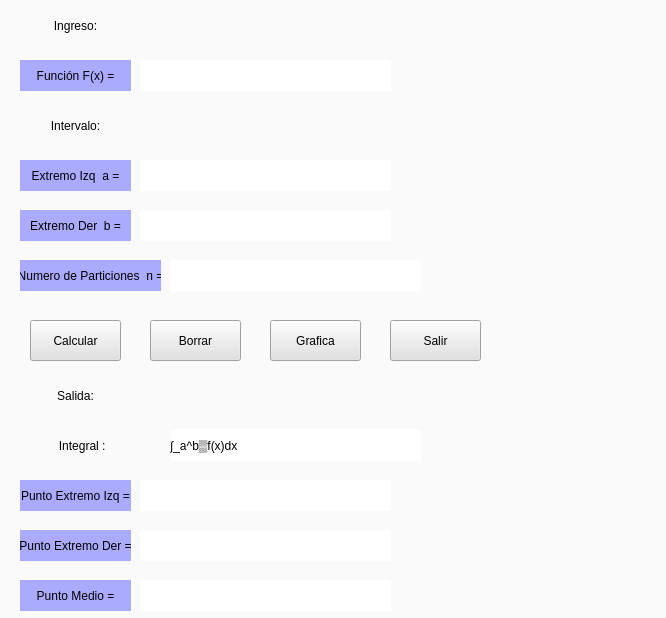
The window that interfazcalculadoras/arhivosUi/integracionporRectangulos.ui (cloumaxx/metodos_numericos) describes before a commit, drawn with Qt 5.
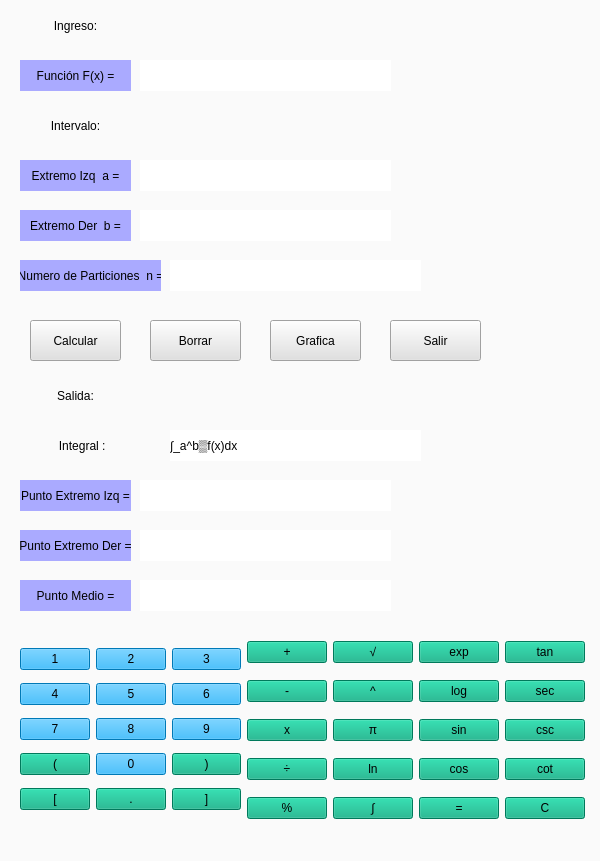
The same window after the commit.

What changed in the file:
```diff
--- a/interfazcalculadoras/arhivosUi/integracionporRectangulos.ui
+++ b/interfazcalculadoras/arhivosUi/integracionporRectangulos.ui
@@ -6,8 +6,8 @@
    <rect>
     <x>0</x>
     <y>0</y>
-    <width>666</width>
-    <height>618</height>
+    <width>600</width>
+    <height>861</height>
    </rect>
   </property>
   <property name="windowTitle">
@@ -644,6 +644,509 @@
     <string>∫_a^b▒f(x)dx</string>
    </property>
   </widget>
+  <widget class="QWidget" name="layoutWidget">
+   <property name="geometry">
+    <rect>
+     <x>20</x>
+     <y>630</y>
+     <width>565</width>
+     <height>203</height>
+    </rect>
+   </property>
+   <layout class="QGridLayout" name="gridLayout_3">
+    <item row="0" column="0" rowspan="5">
+     <layout class="QGridLayout" name="gridLayout_4">
+      <item row="0" column="0">
+       <widget class="QPushButton" name="botonUno_2">
+        <property name="styleSheet">
+         <string notr="true">background-color: rgb(0, 170, 255);
+font: 87 14pt &quot;Arial Black&quot;;</string>
+        </property>
+        <property name="text">
+         <string>1</string>
+        </property>
+        <property name="shortcut">
+         <string>1</string>
+        </property>
+       </widget>
+      </item>
+      <item row="0" column="1">
+       <widget class="QPushButton" name="botonDos_2">
+        <property name="styleSheet">
+         <string notr="true">background-color: rgb(0, 170, 255);
+font: 87 14pt &quot;Arial Black&quot;;</string>
+        </property>
+        <property name="text">
+         <string>2</string>
+        </property>
+        <property name="shortcut">
+         <string>2</string>
+        </property>
+       </widget>
+      </item>
+      <item row="0" column="2">
+       <widget class="QPushButton" name="botonTres_2">
+        <property name="styleSheet">
+         <string notr="true">background-color: rgb(0, 170, 255);
+font: 87 14pt &quot;Arial Black&quot;;</string>
+        </property>
+        <property name="text">
+         <string>3</string>
+        </property>
+        <property name="shortcut">
+         <string>3</string>
+        </property>
+       </widget>
+      </item>
+      <item row="1" column="0">
+       <widget class="QPushButton" name="botonCuatro_2">
+        <property name="styleSheet">
+         <string notr="true">background-color: rgb(0, 170, 255);
+font: 87 14pt &quot;Arial Black&quot;;</string>
+        </property>
+        <property name="text">
+         <string>4</string>
+        </property>
+        <property name="shortcut">
+         <string>4</string>
+        </property>
+       </widget>
+      </item>
+      <item row="1" column="1">
+       <widget class="QPushButton" name="botonCinco_2">
+        <property name="styleSheet">
+         <string notr="true">background-color: rgb(0, 170, 255);
+font: 87 14pt &quot;Arial Black&quot;;</string>
+        </property>
+        <property name="text">
+         <string>5</string>
+        </property>
+        <property name="shortcut">
+         <string>5</string>
+        </property>
+       </widget>
+      </item>
+      <item row="1" column="2">
+       <widget class="QPushButton" name="botonSeis_2">
+        <property name="styleSheet">
+         <string notr="true">background-color: rgb(0, 170, 255);
+font: 87 14pt &quot;Arial Black&quot;;</string>
+        </property>
+        <property name="text">
+         <string>6</string>
+        </property>
+        <property name="shortcut">
+         <string>6</string>
+        </property>
+       </widget>
+      </item>
+      <item row="2" column="0">
+       <widget class="QPushButton" name="botonSiete_2">
+        <property name="styleSheet">
+         <string notr="true">background-color: rgb(0, 170, 255);
+font: 87 14pt &quot;Arial Black&quot;;</string>
+        </property>
+        <property name="text">
+         <string>7</string>
+        </property>
+        <property name="shortcut">
+         <string>7</string>
+        </property>
+       </widget>
+      </item>
+      <item row="2" column="1">
+       <widget class="QPushButton" name="botonOcho_2">
+        <property name="styleSheet">
+         <string notr="true">background-color: rgb(0, 170, 255);
+font: 87 14pt &quot;Arial Black&quot;;</string>
+        </property>
+        <property name="text">
+         <string>8</string>
+        </property>
+        <property name="shortcut">
+         <string>8</string>
+        </property>
+       </widget>
+      </item>
+      <item row="2" column="2">
+       <widget class="QPushButton" name="botonNueve_2">
+        <property name="styleSheet">
+         <string notr="true">background-color: rgb(0, 170, 255);
+font: 87 14pt &quot;Arial Black&quot;;</string>
+        </property>
+        <property name="text">
+         <string>9</string>
+        </property>
+        <property name="shortcut">
+         <string>9</string>
+        </property>
+       </widget>
+      </item>
+      <item row="3" column="0">
+       <widget class="QPushButton" name="botonCabierto_4">
+        <property name="styleSheet">
+         <string notr="true">font: 87 14pt &quot;Arial Black&quot;;
+background-color: rgb(0, 170, 127);</string>
+        </property>
+        <property name="text">
+         <string>(</string>
+        </property>
+        <property name="shortcut">
+         <string>(</string>
+        </property>
+       </widget>
+      </item>
+      <item row="3" column="1">
+       <widget class="QPushButton" name="botonCero_2">
+        <property name="styleSheet">
+         <string notr="true">background-color: rgb(0, 170, 255);
+font: 87 14pt &quot;Arial Black&quot;;</string>
+        </property>
+        <property name="text">
+         <string>0</string>
+        </property>
+        <property name="shortcut">
+         <string>0</string>
+        </property>
+       </widget>
+      </item>
+      <item row="3" column="2">
+       <widget class="QPushButton" name="botonCerrado_2">
+        <property name="styleSheet">
+         <string notr="true">background-color: rgb(0, 170, 127);
+font: 87 14pt &quot;Arial Black&quot;;</string>
+        </property>
+        <property name="text">
+         <string>)</string>
+        </property>
+        <property name="shortcut">
+         <string>)</string>
+        </property>
+       </widget>
+      </item>
+      <item row="4" column="0">
+       <widget class="QPushButton" name="botonCabierto_5">
+        <property name="styleSheet">
+         <string notr="true">font: 87 14pt &quot;Arial Black&quot;;
+background-color: rgb(0, 170, 127);</string>
+        </property>
+        <property name="text">
+         <string>[</string>
+        </property>
+        <property name="shortcut">
+         <string>(</string>
+        </property>
+       </widget>
+      </item>
+      <item row="4" column="1">
+       <widget class="QPushButton" name="botonPunto_2">
+        <property name="styleSheet">
+         <string notr="true">background-color: rgb(0, 170, 127);
+font: 87 14pt &quot;Arial Black&quot;;</string>
+        </property>
+        <property name="text">
+         <string>.</string>
+        </property>
+        <property name="shortcut">
+         <string>.</string>
+        </property>
+       </widget>
+      </item>
+      <item row="4" column="2">
+       <widget class="QPushButton" name="botonCabierto_6">
+        <property name="styleSheet">
+         <string notr="true">font: 87 14pt &quot;Arial Black&quot;;
+background-color: rgb(0, 170, 127);</string>
+        </property>
+        <property name="text">
+         <string>]</string>
+        </property>
+        <property name="shortcut">
+         <string>(</string>
+        </property>
+       </widget>
+      </item>
+     </layout>
+    </item>
+    <item row="0" column="1">
+     <widget class="QPushButton" name="botonMas_15">
+      <property name="styleSheet">
+       <string notr="true">font: 87 14pt &quot;Arial Black&quot;;
+background-color: rgb(0, 170, 127);</string>
+      </property>
+      <property name="text">
+       <string>+</string>
+      </property>
+      <property name="shortcut">
+       <string>+</string>
+      </property>
+     </widget>
+    </item>
+    <item row="0" column="2">
+     <widget class="QPushButton" name="botonMas_16">
+      <property name="styleSheet">
+       <string notr="true">font: 75 14pt &quot;Arial&quot;;
+background-color: rgb(0, 170, 127);</string>
+      </property>
+      <property name="text">
+       <string>√</string>
+      </property>
+      <property name="shortcut">
+       <string>+</string>
+      </property>
+     </widget>
+    </item>
+    <item row="0" column="3">
+     <widget class="QPushButton" name="botonMas_17">
+      <property name="styleSheet">
+       <string notr="true">font: 12pt &quot;Arial&quot;;
+background-color: rgb(0, 170, 127);</string>
+      </property>
+      <property name="text">
+       <string>exp</string>
+      </property>
+      <property name="shortcut">
+       <string>+</string>
+      </property>
+     </widget>
+    </item>
+    <item row="0" column="4">
+     <widget class="QPushButton" name="botonMas_18">
+      <property name="styleSheet">
+       <string notr="true">font: 12pt &quot;Arial&quot;;
+background-color: rgb(0, 170, 127);</string>
+      </property>
+      <property name="text">
+       <string>tan</string>
+      </property>
+      <property name="shortcut">
+       <string>+</string>
+      </property>
+     </widget>
+    </item>
+    <item row="1" column="1">
+     <widget class="QPushButton" name="botonMenos_2">
+      <property name="styleSheet">
+       <string notr="true">font: 87 14pt &quot;Arial Black&quot;;
+background-color: rgb(0, 170, 127);</string>
+      </property>
+      <property name="text">
+       <string>-</string>
+      </property>
+      <property name="shortcut">
+       <string>-</string>
+      </property>
+     </widget>
+    </item>
+    <item row="1" column="2">
+     <widget class="QPushButton" name="botonMas_19">
+      <property name="styleSheet">
+       <string notr="true">font: 87 14pt &quot;Arial Black&quot;;
+background-color: rgb(0, 170, 127);</string>
+      </property>
+      <property name="text">
+       <string>^</string>
+      </property>
+      <property name="shortcut">
+       <string>+</string>
+      </property>
+     </widget>
+    </item>
+    <item row="1" column="3">
+     <widget class="QPushButton" name="botonMas_20">
+      <property name="styleSheet">
+       <string notr="true">font: 12pt &quot;Arial&quot;;
+background-color: rgb(0, 170, 127);</string>
+      </property>
+      <property name="text">
+       <string>log</string>
+      </property>
+      <property name="shortcut">
+       <string>+</string>
+      </property>
+     </widget>
+    </item>
+    <item row="1" column="4">
+     <widget class="QPushButton" name="botonMas_21">
+      <property name="styleSheet">
+       <string notr="true">font: 12pt &quot;Arial&quot;;
+background-color: rgb(0, 170, 127);</string>
+      </property>
+      <property name="text">
+       <string>sec</string>
+      </property>
+      <property name="shortcut">
+       <string>+</string>
+      </property>
+     </widget>
+    </item>
+    <item row="2" column="1">
+     <widget class="QPushButton" name="BotonMulti_2">
+      <property name="styleSheet">
+       <string notr="true">background-color: rgb(0, 170, 127);
+font: 87 14pt &quot;Arial Black&quot;;</string>
+      </property>
+      <property name="text">
+       <string>x</string>
+      </property>
+      <property name="shortcut">
+       <string>*</string>
+      </property>
+     </widget>
+    </item>
+    <item row="2" column="2">
+     <widget class="QPushButton" name="botonMas_22">
+      <property name="styleSheet">
+       <string notr="true">font: 87 14pt &quot;Arial Black&quot;;
+background-color: rgb(0, 170, 127);</string>
+      </property>
+      <property name="text">
+       <string>π</string>
+      </property>
+      <property name="shortcut">
+       <string>+</string>
+      </property>
+     </widget>
+    </item>
+    <item row="2" column="3">
+     <widget class="QPushButton" name="botonMas_23">
+      <property name="styleSheet">
+       <string notr="true">font: 12pt &quot;Arial&quot;;
+background-color: rgb(0, 170, 127);</string>
+      </property>
+      <property name="text">
+       <string>sin</string>
+      </property>
+      <property name="shortcut">
+       <string>+</string>
+      </property>
+     </widget>
+    </item>
+    <item row="2" column="4">
+     <widget class="QPushButton" name="botonMas_24">
+      <property name="styleSheet">
+       <string notr="true">font: 12pt &quot;Arial&quot;;
+background-color: rgb(0, 170, 127);</string>
+      </property>
+      <property name="text">
+       <string>csc</string>
+      </property>
+      <property name="shortcut">
+       <string>+</string>
+      </property>
+     </widget>
+    </item>
+    <item row="3" column="1">
+     <widget class="QPushButton" name="botonDivision_2">
+      <property name="styleSheet">
+       <string notr="true">font: 87 14pt &quot;Arial Black&quot;;
+background-color: rgb(0, 170, 127);</string>
+      </property>
+      <property name="text">
+       <string>÷</string>
+      </property>
+      <property name="shortcut">
+       <string>/</string>
+      </property>
+     </widget>
+    </item>
+    <item row="3" column="2">
+     <widget class="QPushButton" name="botonMas_25">
+      <property name="styleSheet">
+       <string notr="true">font: 12pt &quot;Arial&quot;;
+background-color: rgb(0, 170, 127);</string>
+      </property>
+      <property name="text">
+       <string>ln</string>
+      </property>
+      <property name="shortcut">
+       <string>+</string>
+      </property>
+     </widget>
+    </item>
+    <item row="3" column="3">
+     <widget class="QPushButton" name="botonMas_26">
+      <property name="styleSheet">
+       <string notr="true">font: 12pt &quot;Arial&quot;;
+background-color: rgb(0, 170, 127);</string>
+      </property>
+      <property name="text">
+       <string>cos</string>
+      </property>
+      <property name="shortcut">
+       <string>+</string>
+      </property>
+     </widget>
+    </item>
+    <item row="3" column="4">
+     <widget class="QPushButton" name="botonMas_27">
+      <property name="styleSheet">
+       <string notr="true">font: 12pt &quot;Arial&quot;;
+background-color: rgb(0, 170, 127);</string>
+      </property>
+      <property name="text">
+       <string>cot</string>
+      </property>
+      <property name="shortcut">
+       <string>+</string>
+      </property>
+     </widget>
+    </item>
+    <item row="4" column="1">
+     <widget class="QPushButton" name="botonPorcentaje_2">
+      <property name="styleSheet">
+       <string notr="true">font: 87 14pt &quot;Arial Black&quot;;
+background-color: rgb(0, 170, 127);</string>
+      </property>
+      <property name="text">
+       <string>%</string>
+      </property>
+      <property name="shortcut">
+       <string>%</string>
+      </property>
+     </widget>
+    </item>
+    <item row="4" column="2">
+     <widget class="QPushButton" name="botonintegral">
+      <property name="styleSheet">
+       <string notr="true">font: 87 14pt &quot;Arial Black&quot;;
+background-color: rgb(0, 170, 127);</string>
+      </property>
+      <property name="text">
+       <string>∫</string>
+      </property>
+      <property name="shortcut">
+       <string>+</string>
+      </property>
+     </widget>
+    </item>
+    <item row="4" column="4">
+     <widget class="QPushButton" name="botonAC_2">
+      <property name="styleSheet">
+       <string notr="true">font: 87 14pt &quot;Arial Black&quot;;
+background-color: rgb(0, 170, 127);</string>
+      </property>
+      <property name="text">
+       <string>C</string>
+      </property>
+     </widget>
+    </item>
+    <item row="4" column="3">
+     <widget class="QPushButton" name="BotonBorrar_2">
+      <property name="styleSheet">
+       <string notr="true">background-color: rgb(0, 170, 127);
+font: 87 14pt &quot;Arial Black&quot;;</string>
+      </property>
+      <property name="text">
+       <string>=</string>
+      </property>
+      <property name="shortcut">
+       <string>Esc</string>
+      </property>
+     </widget>
+    </item>
+   </layout>
+  </widget>
  </widget>
  <resources/>
  <connections>
```
